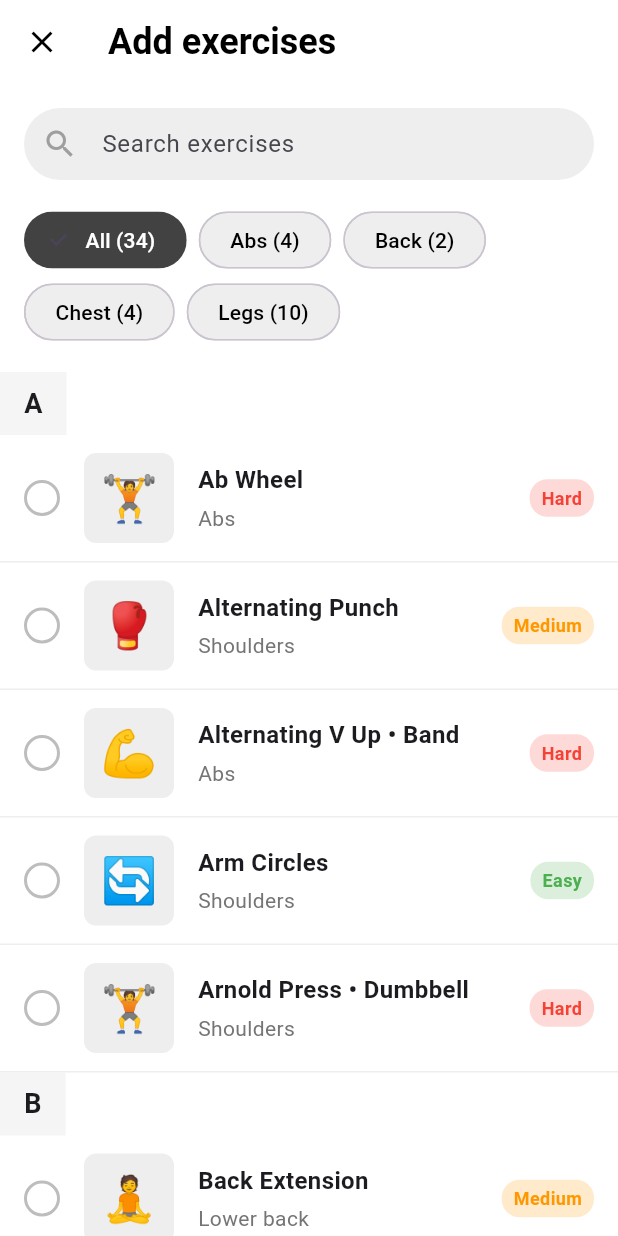
After one commit to aatushar/fitness_plus, a Flutter app: the AddExercisesPage screen opened directly, on a phone screen of 412 x 824 dp. The commit adds this screen. Run offline on Flutter 3.47's test engine with Material 3 defaults, Android fonts, the phone set to English and light mode, and no system bars; network calls fail.

Commit message:
add_exercise_page

```diff
--- /dev/null
+++ b/lib/presentation/exercises/pages/add_exercise_page.dart
@@ -0,0 +1,358 @@
+// ==================== ADD EXERCISES PAGE ====================
+// Save as: add_exercises_page.dart
+
+import 'package:flutter/material.dart';
+
+class AddExercisesPage extends StatefulWidget {
+  const AddExercisesPage({Key? key}) : super(key: key);
+
+  @override
+  State<AddExercisesPage> createState() => _AddExercisesPageState();
+}
+
+class _AddExercisesPageState extends State<AddExercisesPage> {
+  final TextEditingController _searchController = TextEditingController();
+  String _selectedFilter = 'All';
+  List<Map<String, dynamic>> _selectedExercises = [];
+
+  final List<Map<String, dynamic>> _exercises = [
+    {'name': 'Ab Wheel', 'category': 'Abs', 'image': '🏋️', 'difficulty': 'Hard'},
+    {'name': 'Alternating Punch', 'category': 'Shoulders', 'image': '🥊', 'difficulty': 'Medium'},
+    {'name': 'Alternating V Up • Band', 'category': 'Abs', 'image': '💪', 'difficulty': 'Hard'},
+    {'name': 'Arm Circles', 'category': 'Shoulders', 'image': '🔄', 'difficulty': 'Easy'},
+    {'name': 'Arnold Press • Dumbbell', 'category': 'Shoulders', 'image': '🏋️', 'difficulty': 'Hard'},
+    {'name': 'Back Extension', 'category': 'Lower back', 'image': '🧘', 'difficulty': 'Medium'},
+    {'name': 'Back Extension On Floor', 'category': 'Lower back', 'image': '🧘', 'difficulty': 'Easy'},
+    {'name': 'Back Extension • Band', 'category': 'Lower back', 'image': '💪', 'difficulty': 'Medium'},
+    {'name': 'Back Extension • Machine', 'category': 'Lower back', 'image': '⚙️', 'difficulty': 'Medium'},
+    {'name': 'Backward Lunge', 'category': 'Glutes', 'image': '🦵', 'difficulty': 'Easy'},
+    {'name': 'Backward Lunge with Leg Lift', 'category': 'Quadriceps', 'image': '🦵', 'difficulty': 'Medium'},
+    {'name': 'Backward Lunge • Cable', 'category': 'Glutes', 'image': '💪', 'difficulty': 'Hard'},
+    {'name': 'Backward Lunge • Dumbbell', 'category': 'Glutes', 'image': '🏋️', 'difficulty': 'Hard'},
+    {'name': 'Backward Lunge • Kettlebell', 'category': 'Glutes', 'image': '⚫', 'difficulty': 'Hard'},
+    {'name': 'Backward Lunge • Smith Machine', 'category': 'Glutes', 'image': '⚙️', 'difficulty': 'Hard'},
+    {'name': 'Ball Slams', 'category': 'Full Body', 'image': '🏐', 'difficulty': 'Medium'},
+    {'name': 'Bench Jump', 'category': 'Glutes', 'image': '📦', 'difficulty': 'Hard'},
+    {'name': 'Bench Pistol Squat', 'category': 'Glutes', 'image': '🦵', 'difficulty': 'Hard'},
+    {'name': 'Bench Press (Close Grip) • Barbell', 'category': 'Triceps', 'image': '🏋️', 'difficulty': 'Hard'},
+    {'name': 'Bench Press (Close Grip) • Dumbbell', 'category': 'Triceps', 'image': '🏋️', 'difficulty': 'Hard'},
+    {'name': 'Bench Press • Barbell', 'category': 'Chest', 'image': '🏋️', 'difficulty': 'Hard'},
+    {'name': 'Bicep Curl • Barbell', 'category': 'Biceps', 'image': '💪', 'difficulty': 'Medium'},
+    {'name': 'Bicep Curl • Dumbbell', 'category': 'Biceps', 'image': '🏋️', 'difficulty': 'Medium'},
+    {'name': 'Cable Fly', 'category': 'Chest', 'image': '💪', 'difficulty': 'Medium'},
+    {'name': 'Calf Raise', 'category': 'Calves', 'image': '🦵', 'difficulty': 'Easy'},
+    {'name': 'Chest Dip', 'category': 'Chest', 'image': '💪', 'difficulty': 'Hard'},
+    {'name': 'Crunch', 'category': 'Abs', 'image': '🧘', 'difficulty': 'Easy'},
+    {'name': 'Deadlift • Barbell', 'category': 'Back', 'image': '🏋️', 'difficulty': 'Hard'},
+    {'name': 'Leg Press', 'category': 'Quadriceps', 'image': '⚙️', 'difficulty': 'Medium'},
+    {'name': 'Plank', 'category': 'Abs', 'image': '🧘', 'difficulty': 'Medium'},
+    {'name': 'Pull Up', 'category': 'Back', 'image': '💪', 'difficulty': 'Hard'},
+    {'name': 'Push Up', 'category': 'Chest', 'image': '💪', 'difficulty': 'Medium'},
+    {'name': 'Squat • Barbell', 'category': 'Quadriceps', 'image': '🏋️', 'difficulty': 'Hard'},
+    {'name': 'Tricep Dip', 'category': 'Triceps', 'image': '💪', 'difficulty': 'Medium'},
+  ];
+
+  List<Map<String, dynamic>> _filteredExercises = [];
+
+  @override
+  void initState() {
+    super.initState();
+    _filteredExercises = _exercises;
+  }
+
+  @override
+  void dispose() {
+    _searchController.dispose();
+    super.dispose();
+  }
+
+  void _filterExercises(String query) {
+    setState(() {
+      _filteredExercises = _exercises.where((exercise) {
+        final matchesSearch = exercise['name'].toString().toLowerCase().contains(query.toLowerCase());
+        final matchesCategory = _selectedFilter == 'All' || exercise['category'] == _selectedFilter;
+        return matchesSearch && matchesCategory;
+      }).toList();
+    });
+  }
+
+  void _toggleExercise(Map<String, dynamic> exercise) {
+    setState(() {
+      if (_selectedExercises.contains(exercise)) {
+        _selectedExercises.remove(exercise);
+      } else {
+        _selectedExercises.add(exercise);
+      }
+    });
+  }
+
+  void _addSelectedExercises() {
+    if (_selectedExercises.isEmpty) {
+      ScaffoldMessenger.of(context).showSnackBar(
+        const SnackBar(
+          content: Text('Please select at least one exercise'),
+          backgroundColor: Colors.red,
+        ),
+      );
+      return;
+    }
+
+    Navigator.pop(context, _selectedExercises);
+  }
+
+  @override
+  Widget build(BuildContext context) {
+    return Scaffold(
+      backgroundColor: Colors.grey[100],
+      appBar: AppBar(
+        backgroundColor: Colors.white,
+        elevation: 0,
+        leading: IconButton(
+          icon: const Icon(Icons.close, color: Colors.black),
+          onPressed: () => Navigator.pop(context),
+        ),
+        title: const Text(
+          'Add exercises',
+          style: TextStyle(color: Colors.black, fontWeight: FontWeight.bold, fontSize: 24),
+        ),
+      ),
+      body: Column(
+        children: [
+          // Search Bar
+          Container(
+            color: Colors.white,
+            padding: const EdgeInsets.all(16),
+            child: TextField(
+              controller: _searchController,
+              onChanged: _filterExercises,
+              decoration: InputDecoration(
+                hintText: 'Search exercises',
+                prefixIcon: const Icon(Icons.search, color: Colors.grey),
+                filled: true,
+                fillColor: Colors.grey[200],
+                border: OutlineInputBorder(
+                  borderRadius: BorderRadius.circular(30),
+                  borderSide: BorderSide.none,
+                ),
+                contentPadding: const EdgeInsets.symmetric(vertical: 0),
+              ),
+            ),
+          ),
+
+          // Filter Chip
+          Container(
+            color: Colors.white,
+            padding: const EdgeInsets.only(left: 16, right: 16, bottom: 16),
+            child: Align(
+              alignment: Alignment.centerLeft,
+              child: Wrap(
+                spacing: 8,
+                children: [
+                  _buildFilterChip('All', _exercises.length),
+                  _buildFilterChip('Abs', _exercises.where((e) => e['category'] == 'Abs').length),
+                  _buildFilterChip('Back', _exercises.where((e) => e['category'] == 'Back').length),
+                  _buildFilterChip('Chest', _exercises.where((e) => e['category'] == 'Chest').length),
+                  _buildFilterChip('Legs', _exercises.where((e) => e['category'] == 'Quadriceps' || e['category'] == 'Glutes').length),
+                ],
+              ),
+            ),
+          ),
+
+          // Exercise List
+          Expanded(
+            child: Container(
+              color: Colors.white,
+              child: ListView.builder(
+                itemCount: _filteredExercises.length,
+                itemBuilder: (context, index) {
+                  final exercise = _filteredExercises[index];
+                  final isSelected = _selectedExercises.contains(exercise);
+
+                  // Group by first letter
+                  final showLetter = index == 0 ||
+                      _filteredExercises[index - 1]['name'][0] != exercise['name'][0];
+
+                  return Column(
+                    crossAxisAlignment: CrossAxisAlignment.start,
+                    children: [
+                      if (showLetter)
+                        Container(
+                          padding: const EdgeInsets.symmetric(horizontal: 16, vertical: 8),
+                          color: Colors.grey[100],
+                          child: Text(
+                            exercise['name'][0],
+                            style: const TextStyle(
+                              fontSize: 18,
+                              fontWeight: FontWeight.bold,
+                            ),
+                          ),
+                        ),
+                      InkWell(
+                        onTap: () => _toggleExercise(exercise),
+                        child: Container(
+                          padding: const EdgeInsets.symmetric(horizontal: 16, vertical: 12),
+                          decoration: BoxDecoration(
+                            border: Border(
+                              bottom: BorderSide(color: Colors.grey[200]!),
+                            ),
+                          ),
+                          child: Row(
+                            children: [
+                              // Checkbox
+                              Container(
+                                width: 24,
+                                height: 24,
+                                decoration: BoxDecoration(
+                                  shape: BoxShape.circle,
+                                  border: Border.all(
+                                    color: isSelected ? Colors.blue : Colors.grey[400]!,
+                                    width: 2,
+                                  ),
+                                  color: isSelected ? Colors.blue : Colors.transparent,
+                                ),
+                                child: isSelected
+                                    ? const Icon(Icons.check, color: Colors.white, size: 16)
+                                    : null,
+                              ),
+                              const SizedBox(width: 16),
+
+                              // Exercise Image
+                              Container(
+                                width: 60,
+                                height: 60,
+                                decoration: BoxDecoration(
+                                  color: Colors.grey[200],
+                                  borderRadius: BorderRadius.circular(8),
+                                ),
+                                child: Center(
+                                  child: Text(
+                                    exercise['image'],
+                                    style: const TextStyle(fontSize: 30),
+                                  ),
+                                ),
+                              ),
+                              const SizedBox(width: 16),
+
+                              // Exercise Info
+                              Expanded(
+                                child: Column(
+                                  crossAxisAlignment: CrossAxisAlignment.start,
+                                  children: [
+                                    Text(
+                                      exercise['name'],
+                                      style: const TextStyle(
+                                        fontSize: 16,
+                                        fontWeight: FontWeight.w600,
+                                      ),
+                                    ),
+                                    const SizedBox(height: 4),
+                                    Text(
+                                      exercise['category'],
+                                      style: TextStyle(
+                                        fontSize: 14,
+                                        color: Colors.grey[600],
+                                      ),
+                                    ),
+                                  ],
+                                ),
+                              ),
+
+                              // Difficulty Badge
+                              Container(
+                                padding: const EdgeInsets.symmetric(horizontal: 8, vertical: 4),
+                                decoration: BoxDecoration(
+                                  color: _getDifficultyColor(exercise['difficulty']).withOpacity(0.2),
+                                  borderRadius: BorderRadius.circular(12),
+                                ),
+                                child: Text(
+                                  exercise['difficulty'],
+                                  style: TextStyle(
+                                    fontSize: 12,
+                                    color: _getDifficultyColor(exercise['difficulty']),
+                                    fontWeight: FontWeight.bold,
+                                  ),
+                                ),
+                              ),
+                            ],
+                          ),
+                        ),
+                      ),
+                    ],
+                  );
+                },
+              ),
+            ),
+          ),
+        ],
+      ),
+
+      // Bottom Add Button
+      bottomNavigationBar: _selectedExercises.isNotEmpty
+          ? Container(
+        padding: const EdgeInsets.all(16),
+        color: Colors.white,
+        child: SafeArea(
+          child: ElevatedButton(
+            onPressed: _addSelectedExercises,
+            style: ElevatedButton.styleFrom(
+              backgroundColor: Colors.blue,
+              foregroundColor: Colors.white,
+              padding: const EdgeInsets.symmetric(vertical: 16),
+              shape: RoundedRectangleBorder(
+                borderRadius: BorderRadius.circular(12),
+              ),
+              elevation: 0,
+            ),
+            child: Text(
+              'ADD ${_selectedExercises.length} EXERCISE${_selectedExercises.length > 1 ? 'S' : ''}',
+              style: const TextStyle(
+                fontSize: 16,
+                fontWeight: FontWeight.bold,
+                letterSpacing: 1,
+              ),
+            ),
+          ),
+        ),
+      )
+          : null,
+    );
+  }
+
+  Widget _buildFilterChip(String label, int count) {
+    final isSelected = _selectedFilter == label;
+    return FilterChip(
+      label: Text('$label ($count)'),
+      selected: isSelected,
+      onSelected: (selected) {
+        setState(() {
+          _selectedFilter = label;
+          _filterExercises(_searchController.text);
+        });
+      },
+      backgroundColor: Colors.grey[200],
+      selectedColor: Colors.grey[800],
+      labelStyle: TextStyle(
+        color: isSelected ? Colors.white : Colors.black,
+        fontWeight: FontWeight.w500,
+      ),
+      shape: RoundedRectangleBorder(
+        borderRadius: BorderRadius.circular(20),
+        side: BorderSide.none,
+      ),
+      padding: const EdgeInsets.symmetric(horizontal: 12, vertical: 8),
+    );
+  }
+
+  Color _getDifficultyColor(String difficulty) {
+    switch (difficulty) {
+      case 'Easy':
+        return Colors.green;
+      case 'Medium':
+        return Colors.orange;
+      case 'Hard':
+        return Colors.red;
+      default:
+        return Colors.grey;
+    }
+  }
+}
--- a/lib/presentation/home/pages/dashboard.dart
+++ b/lib/presentation/home/pages/dashboard.dart
@@ -2,6 +2,7 @@
 // Save as: dashboard.dart
 
 import 'package:fitness_plus/presentation/bmi/pages/bmi_page.dart';
+import 'package:fitness_plus/presentation/exercises/pages/add_exercise_page.dart';
 import 'package:fitness_plus/presentation/fee_collection/pages/fee_collection_page.dart';
 import 'package:fitness_plus/presentation/payBill/pages/pay_bill_page.dart';
 
@@ -597,6 +598,7 @@ class _DashboardState extends State<Dashboard> {
                 const SizedBox(height: 15),
 
                 // Categories
+
                 SizedBox(
                   height: 40,
                   child: ListView(
@@ -709,15 +711,23 @@ class _DashboardState extends State<Dashboard> {
       ),
     );
   }
-
-  // Helper method for Category Chip
   Widget _buildCategoryChip(String label, bool isSelected) {
     return Container(
       margin: const EdgeInsets.only(right: 10),
       child: FilterChip(
         label: Text(label),
         selected: isSelected,
-        onSelected: (bool value) {},
+        onSelected: (bool selected) {
+          if (label == 'All') {
+            // Navigate to AddExercisesPage when 'All' is selected
+            Navigator.push(
+              context,
+              MaterialPageRoute(
+                builder: (context) => const AddExercisesPage(),
+              ),
+            );
+          }
+        },
         backgroundColor: const Color(0xFF16213E),
         selectedColor: const Color(0xFFE94560),
         labelStyle: TextStyle(
```
